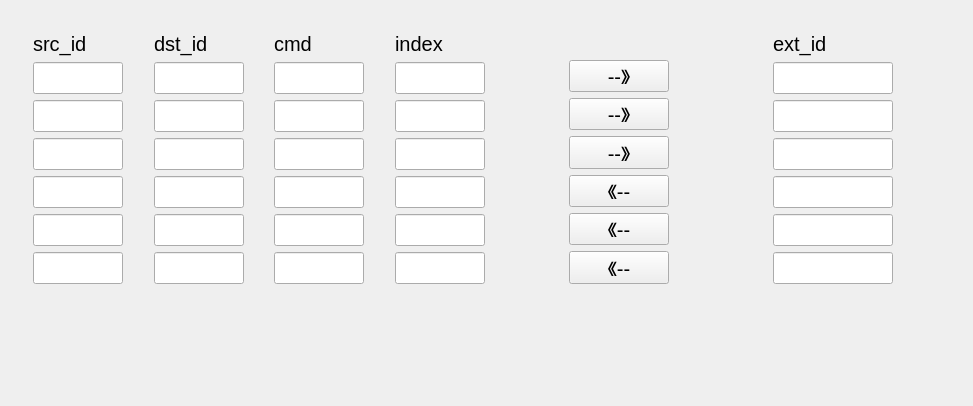
First picture: the form in can_ext_id/widget.ui, repository guanyuan2026/Qt-Creator, before the edit.
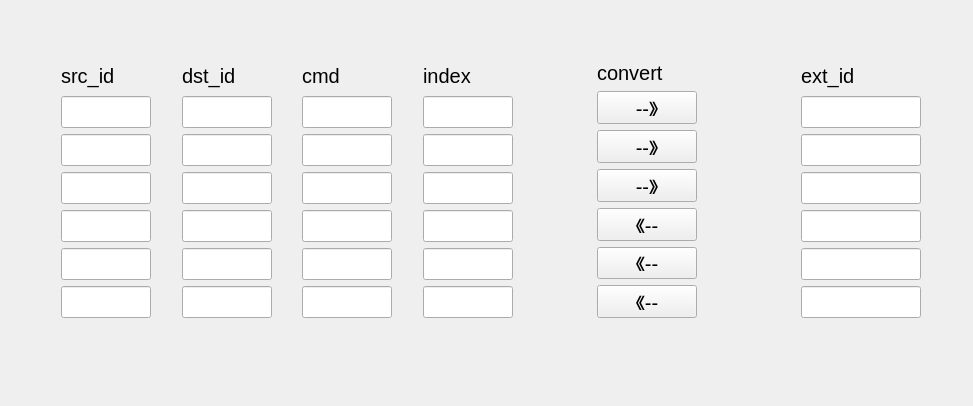
Second picture: the form after the edit.

What changed in the file:
```diff
--- a/can_ext_id/widget.ui
+++ b/can_ext_id/widget.ui
@@ -13,13 +13,13 @@
   <property name="windowTitle">
    <string>Widget</string>
   </property>
-  <widget class="QWidget" name="">
+  <widget class="QWidget" name="layoutWidget">
    <property name="geometry">
     <rect>
-     <x>22</x>
-     <y>20</y>
+     <x>50</x>
+     <y>50</y>
      <width>882</width>
-     <height>275</height>
+     <height>279</height>
     </rect>
    </property>
    <layout class="QGridLayout" name="gridLayout">
@@ -810,7 +810,7 @@
          </font>
         </property>
         <property name="text">
-         <string/>
+         <string>convert</string>
         </property>
        </widget>
       </item>
```
Left out of the diff: 30 changed lines with no effect on the pictures.
